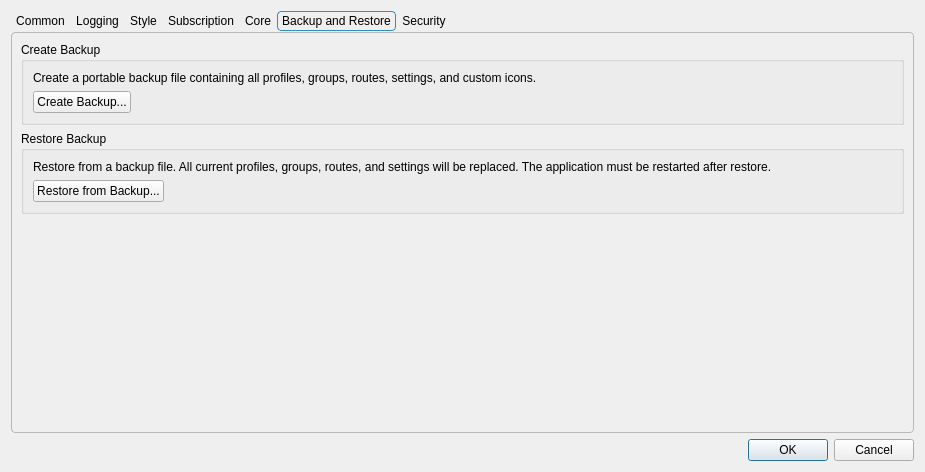
Yulinanami/ethernet-tun-test, file include/ui/setting/dialog_basic_settings.ui: the form before one commit.
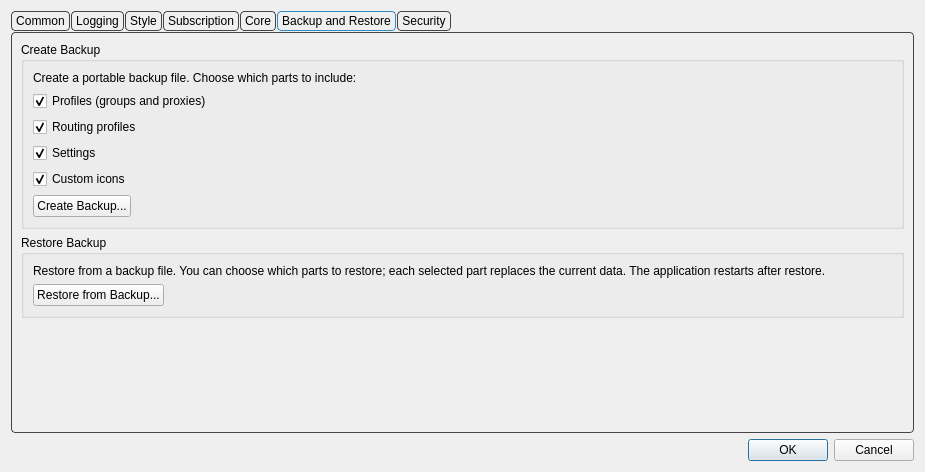
The form after the commit. The open tabs and pages were chosen to show the change. Custom widgets are drawn as their Qt base class.

```diff
--- a/include/ui/setting/dialog_basic_settings.ui
+++ b/include/ui/setting/dialog_basic_settings.ui
@@ -41,7 +41,7 @@
      <property name="styleSheet">
       <string notr="true">QTabWidget::pane {
     margin-top: 1px;
-    border: 1px solid palette(mid);
+    border: 1px solid #444444;
     border-radius: 4px;
 }
 
@@ -51,7 +51,7 @@
 }
 
 QTabBar::tab {
-    border: 1px solid palette(midlight);
+    border: 1px solid #444444;
     border-radius: 4px;
 
     padding: 2px 4px;
@@ -63,7 +63,7 @@
 }
 
 QTabBar::tab:!selected {
-    border: 1px solid palette(button);
+    border: 1px solid #444444;
 }
 
 QTabBar::tab:hover:!selected {
@@ -1150,13 +1150,53 @@
           <item>
            <widget class="QLabel" name="label_backup_desc">
             <property name="text">
-             <string>Create a portable backup file containing all profiles, groups, routes, settings, and custom icons.</string>
+             <string>Create a portable backup file. Choose which parts to include:</string>
             </property>
             <property name="wordWrap">
              <bool>true</bool>
             </property>
            </widget>
           </item>
+          <item>
+           <widget class="QCheckBox" name="backup_inc_profiles">
+            <property name="text">
+             <string>Profiles (groups and proxies)</string>
+            </property>
+            <property name="checked">
+             <bool>true</bool>
+            </property>
+           </widget>
+          </item>
+          <item>
+           <widget class="QCheckBox" name="backup_inc_routes">
+            <property name="text">
+             <string>Routing profiles</string>
+            </property>
+            <property name="checked">
+             <bool>true</bool>
+            </property>
+           </widget>
+          </item>
+          <item>
+           <widget class="QCheckBox" name="backup_inc_settings">
+            <property name="text">
+             <string>Settings</string>
+            </property>
+            <property name="checked">
+             <bool>true</bool>
+            </property>
+           </widget>
+          </item>
+          <item>
+           <widget class="QCheckBox" name="backup_inc_icons">
+            <property name="text">
+             <string>Custom icons</string>
+            </property>
+            <property name="checked">
+             <bool>true</bool>
+            </property>
+           </widget>
+          </item>
           <item>
            <layout class="QHBoxLayout" name="horizontalLayout_backup_btn">
             <item>
@@ -1193,7 +1233,7 @@
           <item>
            <widget class="QLabel" name="label_restore_desc">
             <property name="text">
-             <string>Restore from a backup file. All current profiles, groups, routes, and settings will be replaced. The application must be restarted after restore.</string>
+             <string>Restore from a backup file. You can choose which parts to restore; each selected part replaces the current data. The application restarts after restore.</string>
             </property>
             <property name="wordWrap">
              <bool>true</bool>
```
Left out of the diff: 11 changed lines with no effect on the pictures.
